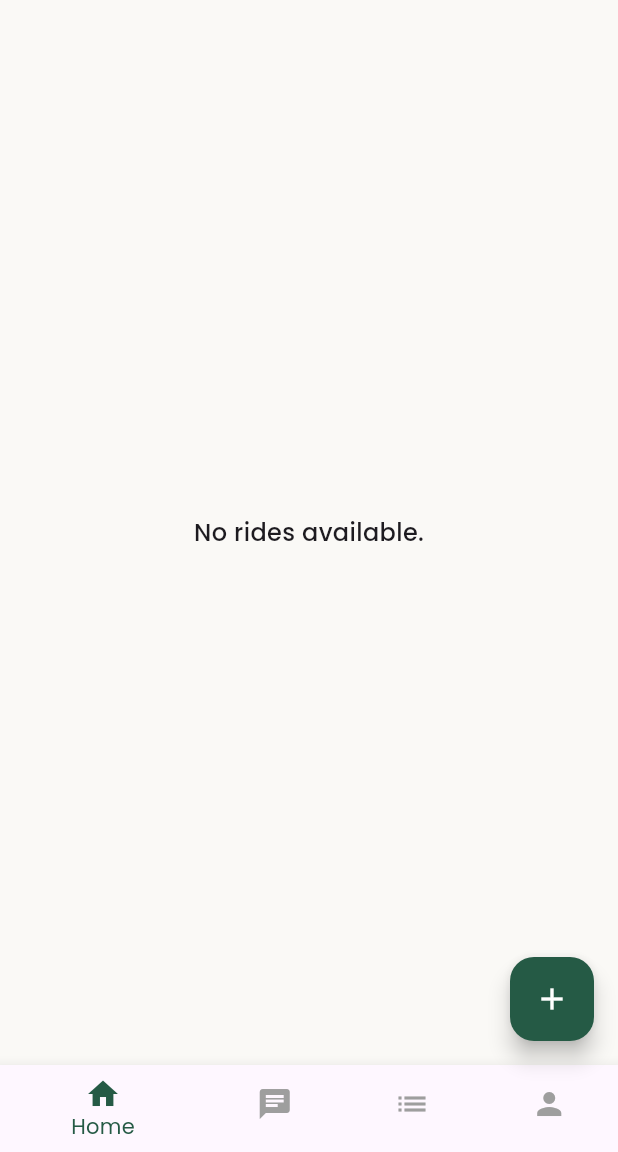
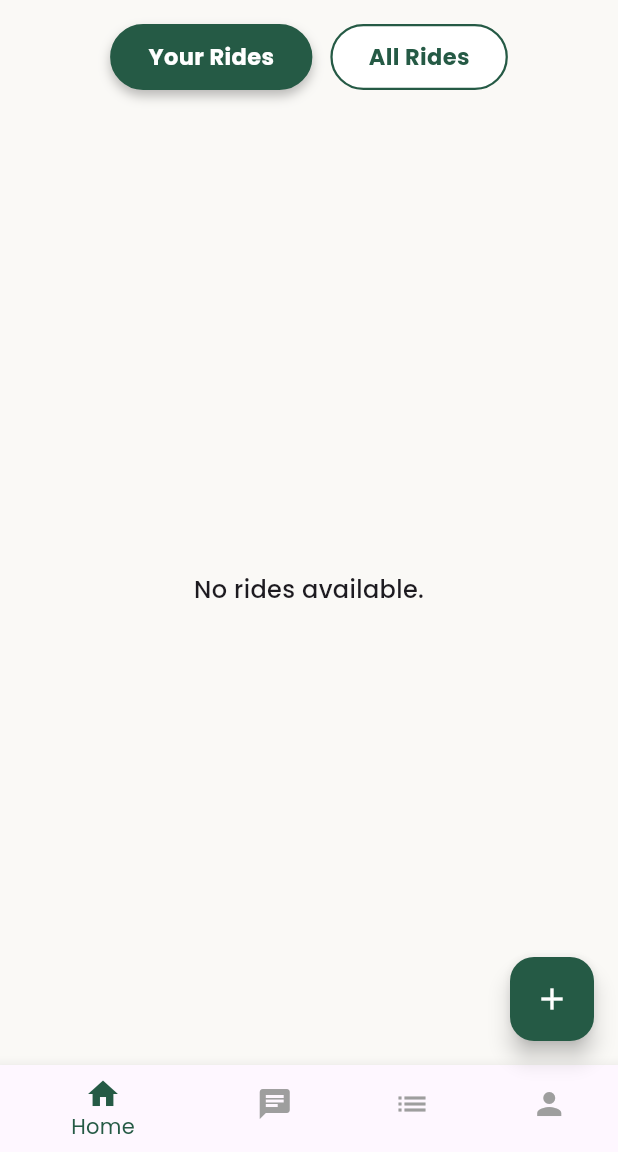
Before and after one commit to alibassam24/Carpool, a Flutter app: the CarpoolerHomeScreen screen opened by its route, on a phone screen of 412 x 824 dp, the part 84-1236 px from its top. Run offline on Flutter 3.47's test engine with Material 3 defaults, Android fonts, the phone set to English and light mode, and no system bars; our stand-ins replace get, get_storage, google_fonts, image_picker, lottie, shared_preferences; accounts and stored records are empty.

Commit message:
ui fixes, colors, ride details

```diff
--- a/lib/screens/carpooler/carpooler_home_screen.dart
+++ b/lib/screens/carpooler/carpooler_home_screen.dart
@@ -82,46 +82,7 @@ final List<Widget> _tabs = [
   }
 }
 
-/* class HomeTab extends StatelessWidget {
-  const HomeTab({super.key});
-
-  @override
-  Widget build(BuildContext context) {
-    final RideController rideController = Get.find();
-
-    return Obx(() {
-      if (rideController.rides.isEmpty) {
-        return const Center(child: Text('No rides available.'));
-      }
-      return ListView.builder(
-        padding: const EdgeInsets.all(16),
-        itemCount: rideController.rides.length,
-        itemBuilder: (context, index) {
-          final ride = rideController.rides[index];
-          return AnimatedContainer(
-            duration: const Duration(milliseconds: 400),
-            margin: const EdgeInsets.only(bottom: 12),
-            decoration: BoxDecoration(
-              color: Colors.white,
-              borderRadius: BorderRadius.circular(12),
-              boxShadow: const [
-                BoxShadow(color: Colors.black12, blurRadius: 6, offset: Offset(0, 3))
-              ],
-            ),
-            child: ListTile(
-              leading: const Icon(Icons.directions_car, color: Color(0xFF255A45)),
-              title: Text('${ride.origin} → ${ride.destination}'),
-              subtitle: Text('Seats: ${ride.seats} • Time: ${ride.when.toLocal()}'),
-              trailing: const Icon(Icons.arrow_forward_ios, size: 16),
-            ),
-          );
-        },
-      );
-    });
-  }
-} */
-
-/* class HomeTab extends StatelessWidget {
+class HomeTab extends StatelessWidget {
   const HomeTab({super.key});
 
   @override
@@ -129,8 +90,47 @@ final List<Widget> _tabs = [
     final RideController rideController = Get.find();
     final currentUser = UserService.currentUser;
 
-    return Obx(() {
-      if (rideController.rides.isEmpty) {
+    final showYourRides = true.obs; // Toggle for "Your Rides" vs "All Rides"
+
+    return Column(
+      children: [
+        const SizedBox(height: 16),
+
+        // 🔹 Toggle Slider
+        Padding(
+          padding: const EdgeInsets.symmetric(horizontal: 16),
+          child: Obx(() {
+            return Row(
+              mainAxisAlignment: MainAxisAlignment.center,
+              children: [
+                _toggleButton(
+                  label: "Your Rides",
+                  isSelected: showYourRides.value,
+                  onTap: () => showYourRides.value = true,
+                ),
+                const SizedBox(width: 12),
+                _toggleButton(
+                  label: "All Rides",
+                  isSelected: !showYourRides.value,
+                  onTap: () => showYourRides.value = false,
+                ),
+              ],
+            );
+          }),
+        ),
+
+        const SizedBox(height: 16),
+
+        // 🔹 Ride List
+        Expanded(
+          child: Obx(() {
+            final rides = showYourRides.value
+                ? rideController.rides
+                    .where((ride) => ride.driverId == currentUser?.id)
+                    .toList()
+                : rideController.rides.toList();
+
+            if (rides.isEmpty) {
               return const Center(
                 child: Text(
                   'No rides available.',
@@ -141,9 +141,9 @@ final List<Widget> _tabs = [
 
             return ListView.builder(
               padding: const EdgeInsets.all(16),
-        itemCount: rideController.rides.length,
+              itemCount: rides.length,
               itemBuilder: (context, index) {
-          final ride = rideController.rides[index];
+                final ride = rides[index];
 
                 final bool isOwner = ride.driverId == currentUser?.id;
                 final bool isFull = (ride.seats ?? 0) <= 0;
@@ -184,7 +184,9 @@ final List<Widget> _tabs = [
                               Text(
                                 req.status.capitalizeFirst ?? req.status,
                                 style: TextStyle(
-                  color: req.status == 'accepted' ? Colors.green : Colors.red,
+                                  color: req.status == 'accepted'
+                                      ? Colors.green
+                                      : Colors.red,
                                   fontWeight: FontWeight.bold,
                                 ),
                               )
@@ -204,17 +206,16 @@ final List<Widget> _tabs = [
                   trailing = AnimatedSwitcher(
                     duration: const Duration(milliseconds: 300),
                     child: ElevatedButton(
-                key: ValueKey(ride.seats), // 🔑 animate on seats change
+                      key: ValueKey(ride.seats), // animate on seats change
                       onPressed: () {
                         final request = RideRequest(
-                    passengerId: currentUser.id,
+                          passengerId: currentUser!.id,
                           passengerName: currentUser.name,
                           seatsRequested: 1,
                           status: 'pending',
                         );
 
-                  ride.requests.add(request);
-                  rideController.rides.refresh();
+                        rideController.addRequest(ride.id, request);
 
                         Get.snackbar(
                           'Request Sent',
@@ -227,7 +228,7 @@ final List<Widget> _tabs = [
                         );
                       },
                       style: ElevatedButton.styleFrom(
-                  backgroundColor: const Color(0xFF1E3A8A), // deep blue brand color
+                        backgroundColor: const Color(0xFF255A45),
                         padding: const EdgeInsets.symmetric(horizontal: 22, vertical: 12),
                         shape: RoundedRectangleBorder(
                           borderRadius: BorderRadius.circular(18),
@@ -266,9 +267,9 @@ final List<Widget> _tabs = [
                         const EdgeInsets.symmetric(horizontal: 16, vertical: 12),
                     leading: CircleAvatar(
                       radius: 26,
-                backgroundColor: const Color(0xFF1E3A8A).withOpacity(0.1),
+                      backgroundColor: const Color(0xFF255A45).withOpacity(0.1),
                       child: const Icon(Icons.directions_car,
-                    size: 28, color: Color(0xFF1E3A8A)),
+                          size: 28, color: Color(0xFF255A45)),
                     ),
                     title: Text(
                       "${ride.origin} → ${ride.destination}",
@@ -286,16 +287,55 @@ final List<Widget> _tabs = [
                     ),
                     trailing: trailing,
                     onTap: () {
-                // later: open ride details modal
+                      showModalBottomSheet(
+                        context: context,
+                        isScrollControlled: true,
+                        backgroundColor: Colors.transparent,
+                        builder: (_) => RideDetailsModal(ride: ride),
+                      );
                     },
                   ),
                 );
               },
             );
-    });
+          }),
+        ),
+      ],
+    );
   }
 
-  /// 🔹 Luxury minimalist button widget
+  /// 🔹 Toggle button widget
+  Widget _toggleButton({
+    required String label,
+    required bool isSelected,
+    required VoidCallback onTap,
+  }) {
+    return GestureDetector(
+      onTap: onTap,
+      child: AnimatedContainer(
+        duration: const Duration(milliseconds: 250),
+        padding: const EdgeInsets.symmetric(horizontal: 24, vertical: 10),
+        decoration: BoxDecoration(
+          color: isSelected ? const Color(0xFF255A45) : Colors.white, //const Color(0xFF1E3A8A)
+          borderRadius: BorderRadius.circular(24),
+          border: Border.all(color: const Color(0xFF255A45), width: 1.5),
+          boxShadow: isSelected
+              ? [BoxShadow(color: Colors.black26, blurRadius: 6, offset: Offset(0, 4))]
+              : null,
+        ),
+        child: Text(
+          label,
+          style: TextStyle(
+            fontSize: 15,
+            fontWeight: FontWeight.bold,
+            color: isSelected ? Colors.white : const Color(0xFF255A45),
+          ),
+        ),
+      ),
+    );
+  }
+
+  /// 🔹 Luxury button for join states
   Widget _luxButton(String label, {bool disabled = false}) {
     return OutlinedButton(
       onPressed: disabled ? null : () {},
@@ -305,7 +345,7 @@ final List<Widget> _tabs = [
           borderRadius: BorderRadius.circular(18),
         ),
         side: BorderSide(
-          color: disabled ? Colors.grey.shade400 : const Color(0xFF1E3A8A),
+          color: disabled ? Colors.grey.shade400 : const Color(0xFF255A45),
           width: 1.5,
         ),
       ),
@@ -314,12 +354,16 @@ final List<Widget> _tabs = [
         style: TextStyle(
           fontSize: 14,
           fontWeight: FontWeight.w500,
-          color: disabled ? Colors.grey.shade500 : const Color(0xFF1E3A8A),
+          color: disabled ? Colors.grey.shade500 : const Color(0xFF255A45),
         ),
       ),
     );
   }
-} */
+}
+
+
+
+/*
 class HomeTab extends StatelessWidget {
   const HomeTab({super.key});
 
@@ -524,7 +568,7 @@ class HomeTab extends StatelessWidget {
       ),
     );
   }
-}
+} */
 
 /* lass RequestsTab extends StatelessWidget {
   const RequestsTab({super.key});
--- a/lib/screens/carpooler/verification_pending_screen.dart
+++ b/lib/screens/carpooler/verification_pending_screen.dart
@@ -23,6 +23,11 @@ class _VerificationPendingScreenState extends State<VerificationPendingScreen> {
   void _startStatusCheck() {
     Timer.periodic(const Duration(seconds: 10), (timer) async {
       bool isVerified = await mockVerifyStatus();
+      if (!mounted) {
+      timer.cancel(); // stop the timer if widget is gone
+      return;
+    }
+
       if (isVerified) {
         timer.cancel();
         setState(() => _isVerified = true);
--- a/lib/widgets/ride_details.dart
+++ b/lib/widgets/ride_details.dart
@@ -75,7 +75,7 @@ class _RideDetailsModalState extends State<RideDetailsModal> with SingleTickerPr
                           // HEADER: Origin → Destination
                           Row(
                             children: [
-                              const Icon(Icons.directions_car, size: 30, color: Color(0xFF1E3A8A)),
+                              const Icon(Icons.directions_car, size: 30, color: Color(0xFF255A45)),
                               const SizedBox(width: 12),
                               Expanded(
                                 child: Text(
@@ -83,7 +83,7 @@ class _RideDetailsModalState extends State<RideDetailsModal> with SingleTickerPr
                                   style: const TextStyle(
                                     fontSize: 22,
                                     fontWeight: FontWeight.bold,
-                                    color: Color(0xFF1E3A8A),
+                                    color: Color(0xFF255A45),
                                   ),
                                 ),
                               ),
@@ -212,7 +212,7 @@ class _RideDetailsModalState extends State<RideDetailsModal> with SingleTickerPr
                                   );
                                 },
                                 style: ElevatedButton.styleFrom(
-                                  backgroundColor: const Color(0xFF1E3A8A),
+                                  backgroundColor: const Color(0xFF255A45),
                                   padding: const EdgeInsets.symmetric(vertical: 18),
                                   shape: RoundedRectangleBorder(
                                     borderRadius: BorderRadius.circular(28),
```
Lines whose indentation alone changed are shown as unchanged.
